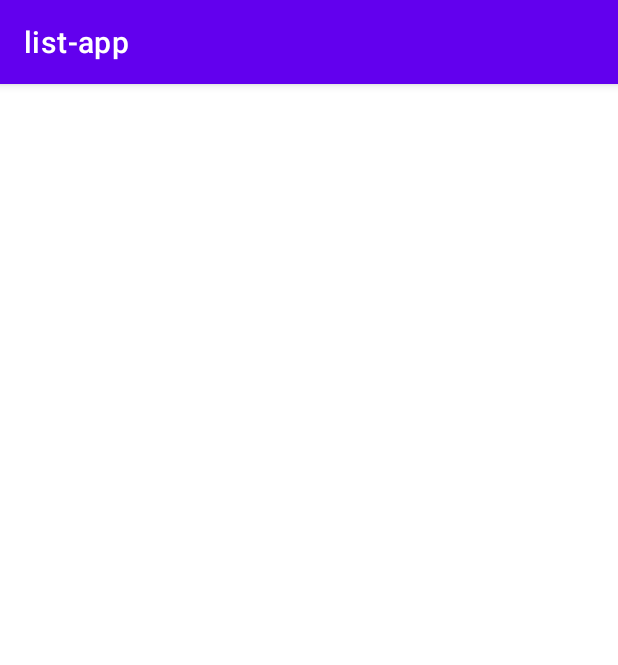
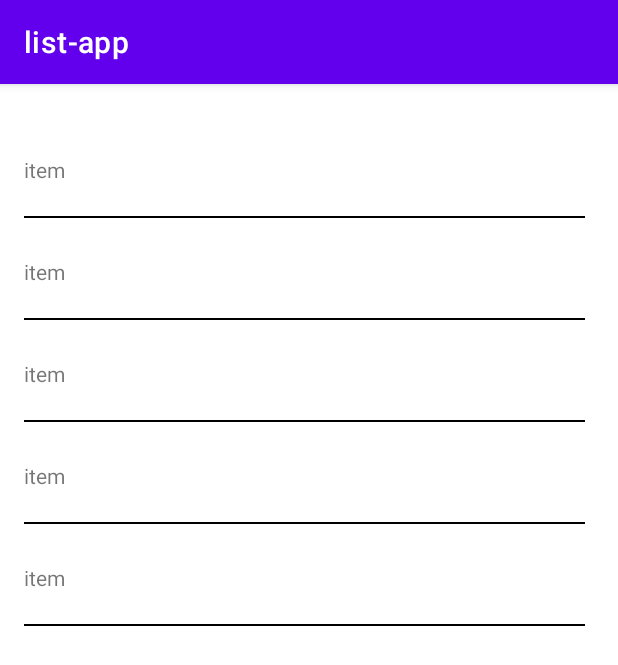
Before and after one commit to Elizeu12/app-list, an Android app: the screen it shows after launch (MainActivity), on a phone screen of 412 x 824 dp. Shown: the top 665 px of the screen. Run offline under Robolectric (Android 15) with nearby library versions, the phone set to English and light mode, and no system bars.

Commit message:
create array containing string and exhibiting content in screen

```diff
--- a/app/src/main/java/com/example/list_app/Adapter.kt
+++ b/app/src/main/java/com/example/list_app/Adapter.kt
@@ -7,19 +7,17 @@ import android.widget.TextView
 import androidx.recyclerview.widget.RecyclerView
 
 
-class Adapter(private val dataSet: Array<String>) :
+class Adapter(private val dataSet: ArrayList<ListData>) :
     RecyclerView.Adapter<Adapter.ViewHolder>() {
 
-    /**
-     * Provide a reference to the type of views that you are using
-     * (custom ViewHolder).
-     */
+
+     //o ViewHolder é ofixador de visualização
     class ViewHolder(view: View) : RecyclerView.ViewHolder(view) {
         val textView: TextView
 
         init {
             // Define click listener for the ViewHolder's View.
-            textView = view.findViewById(R.id.idTextView)
+            textView = view.findViewById(R.id.textView)
         }
     }
 
@@ -27,7 +25,7 @@ class Adapter(private val dataSet: Array<String>) :
     override fun onCreateViewHolder(viewGroup: ViewGroup, viewType: Int): ViewHolder {
         // Create a new view, which defines the UI of the list item
         val view = LayoutInflater.from(viewGroup.context)
-            .inflate(R.layout.activity_main, viewGroup, false)
+            .inflate(R.layout.list_item, viewGroup, false)
 
         return ViewHolder(view)
     }
@@ -37,8 +35,10 @@ class Adapter(private val dataSet: Array<String>) :
 
         // Get element from your dataset at this position and replace the
         // contents of the view with that element
-        viewHolder.textView.text = dataSet[position]
+        viewHolder.textView.text = dataSet[position].string
+        //val textView : TextView =  viewHolder.textView.findViewById(R.id.textView)
     }
+
 
     // Return the size of your dataset (invoked by the layout manager)
     override fun getItemCount() = dataSet.size
--- /dev/null
+++ b/app/src/main/java/com/example/list_app/ListData.kt
@@ -0,0 +1,3 @@
+package com.example.list_app
+
+data class ListData(val string: String)
--- a/app/src/main/java/com/example/list_app/MainActivity.kt
+++ b/app/src/main/java/com/example/list_app/MainActivity.kt
@@ -2,16 +2,39 @@ package com.example.list_app
 
 import androidx.appcompat.app.AppCompatActivity
 import android.os.Bundle
-import android.view.LayoutInflater
-import android.view.View
-import android.view.ViewGroup
-import android.widget.TextView
+import androidx.recyclerview.widget.LinearLayoutManager
 import androidx.recyclerview.widget.RecyclerView
 
 class MainActivity : AppCompatActivity() {
+    private lateinit var listView: RecyclerView
+    private lateinit var arrayList: ArrayList<ListData>
+    lateinit var string: Array<String>
+
     override fun onCreate(savedInstanceState: Bundle?) {
         super.onCreate(savedInstanceState)
         setContentView(R.layout.activity_main)
 
+        string = arrayOf(
+            "item",
+            "item",
+            "item",
+            "item",
+            "item",
+        )
+        listView = findViewById(R.id.idTextView)
+        listView.layoutManager = LinearLayoutManager(this)
+        listView.setHasFixedSize(true)
+
+        arrayList = arrayListOf<ListData>()
+        getUserdata()
     }
+
+    private fun getUserdata() {
+        for (i in string.indices){
+            val listData = ListData(string[i])
+            arrayList.add(listData)
+        }
+        listView.adapter = Adapter(arrayList)
+    }
+
 }
--- a/app/src/main/java/com/example/list_app/listData.kt
+++ /dev/null
@@ -1,3 +0,0 @@
-package com.example.list_app
-
-data class listData(val id: Int, val text:String)
--- a/app/src/main/res/layout/activity_main.xml
+++ b/app/src/main/res/layout/activity_main.xml
@@ -8,14 +8,15 @@
         tools:context=".MainActivity">
 
     <androidx.recyclerview.widget.RecyclerView
-            android:layout_width="409dp"
-            android:layout_height="729dp"
+            android:layout_width="406dp"
+            android:layout_height="725dp"
             android:id="@+id/idTextView"
+            app:layoutManager="androidx.recyclerview.widget.LinearLayoutManager"
+
             app:layout_constraintTop_toTopOf="parent"
             app:layout_constraintStart_toStartOf="parent"
-            app:layout_constraintBottom_toBottomOf="parent"
-            android:layout_marginEnd="2dp"
-            app:layout_constraintEnd_toEndOf="parent"
+            app:layout_constraintBottom_toBottomOf="parent"/>
 
-            />
+
+
 </androidx.constraintlayout.widget.ConstraintLayout>
--- /dev/null
+++ b/app/src/main/res/layout/list_item.xml
@@ -0,0 +1,35 @@
+<?xml version="1.0" encoding="utf-8"?>
+<androidx.constraintlayout.widget.ConstraintLayout
+        xmlns:android="http://schemas.android.com/apk/res/android"
+        xmlns:app="http://schemas.android.com/apk/res-auto"
+        xmlns:tools="http://schemas.android.com/tools"
+        android:layout_width="match_parent"
+        android:layout_height="wrap_content">
+
+    <LinearLayout
+            android:layout_width="wrap_content"
+            android:layout_height="0dp"
+            android:orientation="vertical"
+            android:paddingLeft="16dp"
+            android:paddingRight="16dp"
+            app:layout_constraintTop_toTopOf="parent"
+            app:layout_constraintStart_toStartOf="parent"
+            >
+
+        <TextView
+                android:text="&quot;isso é uma lista"
+                android:layout_width="match_parent"
+                android:layout_height="wrap_content"
+                android:id="@+id/textView"
+                android:paddingBottom="16dp"
+                android:paddingTop="16dp"
+                android:layout_marginTop="10dp"/>
+
+        <View
+                android:layout_width="match_parent"
+                android:layout_height="1dp"
+                android:background="@color/black"
+                app:layout_constraintTop_toBottomOf="@+id/textView"
+                android:layout_marginTop="5dp"/>
+    </LinearLayout>
+</androidx.constraintlayout.widget.ConstraintLayout>
--- a/app/src/main/res/values/strings.xml
+++ b/app/src/main/res/values/strings.xml
@@ -1,17 +1,4 @@
 <resources>
     <string name="app_name">list-app</string>
 
-    <string-array name="teste_lista">
-        <item>teste1</item>
-        <item>teste2</item>
-        <item>teste3</item>
-        <item>teste4</item>
-    </string-array>
-    <string-array name="outro_teste">
-        <item>nha</item>
-        <item>nha</item>
-        <item>nha</item>
-        <item>nha</item>
-        <item>nha</item>
-    </string-array>
 </resources>
```
